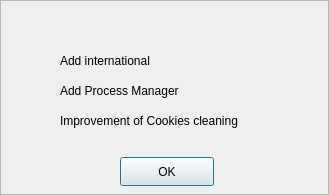
First picture: the form in src/messagedialog.ui, repository UbuntuKylin/youker-assistant, before the edit.
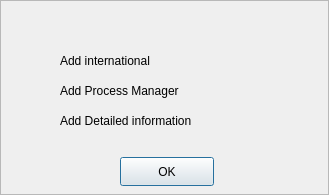
Second picture: the form after the edit. Icons and pictures are not drawn.

```diff
--- a/src/messagedialog.ui
+++ b/src/messagedialog.ui
@@ -140,7 +140,7 @@
     </rect>
    </property>
    <property name="text">
-    <string>&lt;html&gt;&lt;head/&gt;&lt;body&gt;&lt;p&gt;Improvement of Cookies cleaning&lt;/p&gt;&lt;/body&gt;&lt;/html&gt;</string>
+    <string>&lt;html&gt;&lt;head/&gt;&lt;body&gt;&lt;p&gt;Add Detailed information&lt;/p&gt;&lt;/body&gt;&lt;/html&gt;</string>
    </property>
   </widget>
   <widget class="QFrame" name="frame">
```
